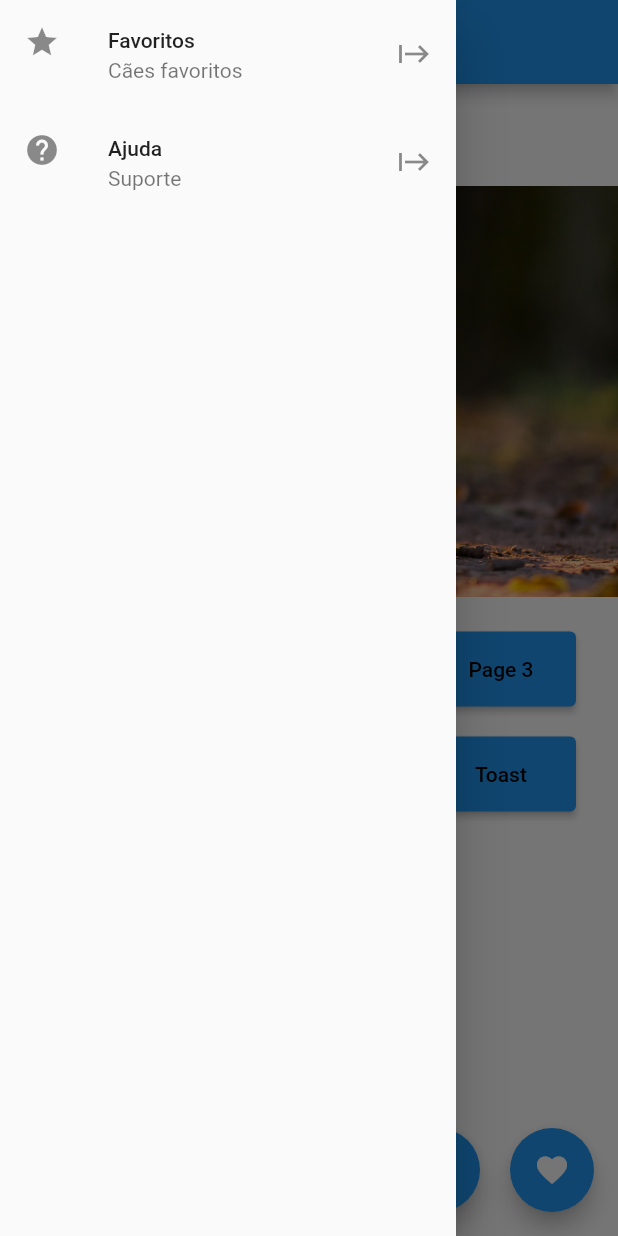
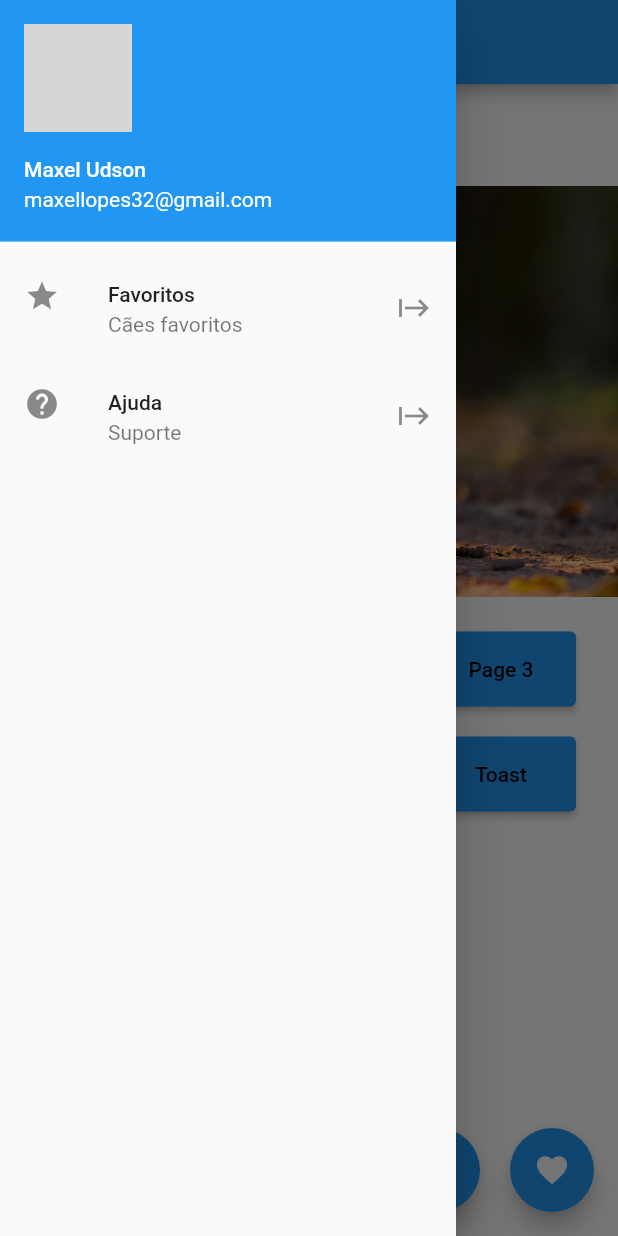
Before and after one commit to Maxel-Uds/Curso-Flutter-Essencial, a Flutter app: the screen it shows after launch, with the side drawer open, on a phone screen of 412 x 824 dp. Run offline on Flutter 3.47's test engine with Material 2 defaults, Android fonts, the phone set to English and light mode, and no system bars; our stand-ins replace fluttertoast; network calls fail; grey boxes are pictures that could not be loaded.

Commit message:
UserAccountsDrawerHeader

```diff
--- a/basic_flutter_and_widgets/lib/widgets/drawer_list.dart
+++ b/basic_flutter_and_widgets/lib/widgets/drawer_list.dart
@@ -8,6 +8,12 @@ class DrawerList extends StatelessWidget {
     return Drawer(
       child: ListView(
         children: [
+          const UserAccountsDrawerHeader(
+              currentAccountPicture: CircleAvatar(
+                backgroundImage: NetworkImage("https://avatars.githubusercontent.com/u/78319246?s=96&v=4)"),
+              ),
+              accountName: Text("Maxel Udson"),
+              accountEmail: Text("maxellopes32@gmail.com")),
           ListTile(
             leading: const Icon(Icons.star),
             title: const Text("Favoritos"),
```
